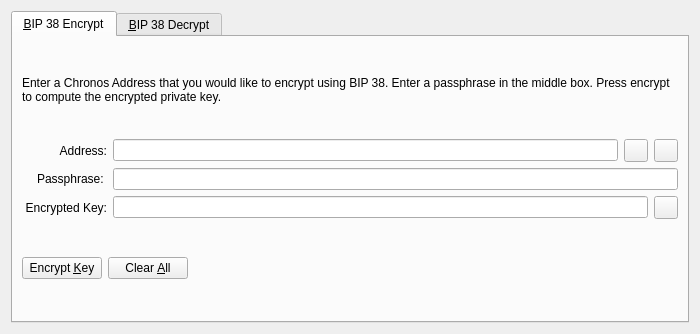
First picture: the form in src/qt/forms/bip38tooldialog.ui, repository KieranBry/Makeator, before the edit.
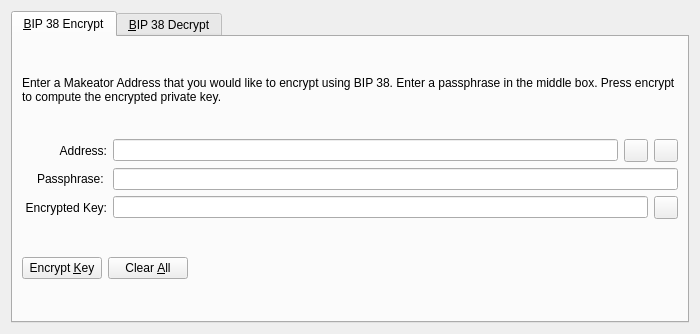
Second picture: the form after the edit. The open tabs and pages were chosen to show the change. Icons and pictures are not drawn. Custom widgets are drawn as their Qt base class.

The edit to the form file:
```diff
--- a/src/qt/forms/bip38tooldialog.ui
+++ b/src/qt/forms/bip38tooldialog.ui
@@ -30,7 +30,7 @@
        <item>
         <widget class="QLabel" name="infoLabel_ENC">
          <property name="text">
-          <string>Enter a Chronos Address that you would like to encrypt using BIP 38. Enter a passphrase in the middle box. Press encrypt to compute the encrypted private key.</string>
+          <string>Enter a Makeator Address that you would like to encrypt using BIP 38. Enter a passphrase in the middle box. Press encrypt to compute the encrypted private key.</string>
          </property>
          <property name="textFormat">
           <enum>Qt::PlainText</enum>
```
Left out of the diff: 22 changed lines with no effect on the pictures.
